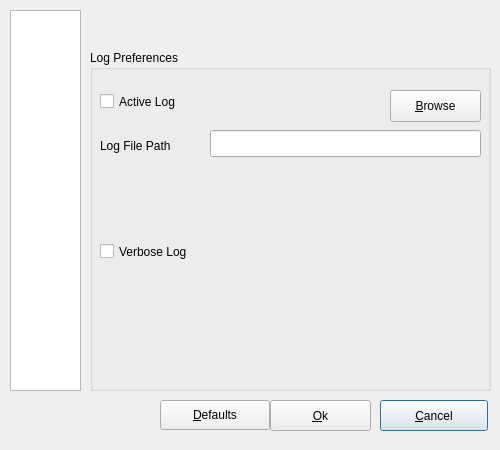
Before: the Qt Designer form src/preference/profilemain.ui in nmapsi4/nmapsi4, drawn with Qt 5.
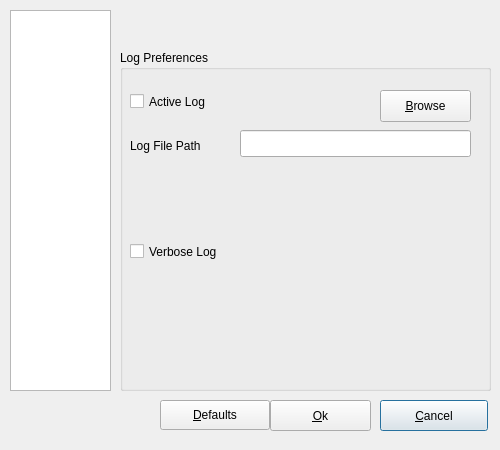
After: the same form once the commit is applied. The open tabs and pages were chosen to show the change. Icons and pictures are not drawn.

Commit message:
Fix preference QListWidget size
Thanks to Innocenzo ;)

```diff
--- a/src/preference/profilemain.ui
+++ b/src/preference/profilemain.ui
@@ -73,7 +73,7 @@
     <rect>
      <x>10</x>
      <y>10</y>
-     <width>71</width>
+     <width>101</width>
      <height>381</height>
     </rect>
    </property>
@@ -93,7 +93,7 @@
     <enum>QListView::Adjust</enum>
    </property>
    <property name="spacing" >
-    <number>6</number>
+    <number>20</number>
    </property>
    <property name="viewMode" >
     <enum>QListView::IconMode</enum>
@@ -105,9 +105,9 @@
   <widget class="QLabel" name="labelTitle" >
    <property name="geometry" >
     <rect>
-     <x>90</x>
+     <x>120</x>
      <y>10</y>
-     <width>401</width>
+     <width>371</width>
      <height>31</height>
     </rect>
    </property>
@@ -124,9 +124,9 @@
   <widget class="QStackedWidget" name="stackPref" >
    <property name="geometry" >
     <rect>
-     <x>90</x>
+     <x>120</x>
      <y>50</y>
-     <width>401</width>
+     <width>371</width>
      <height>341</height>
     </rect>
    </property>
@@ -226,7 +226,7 @@
      <rect>
       <x>0</x>
       <y>0</y>
-      <width>401</width>
+      <width>371</width>
       <height>341</height>
      </rect>
     </property>
@@ -235,7 +235,7 @@
       <rect>
        <x>0</x>
        <y>0</y>
-       <width>401</width>
+       <width>371</width>
        <height>341</height>
       </rect>
      </property>
@@ -245,7 +245,7 @@
      <widget class="QPushButton" name="buttonLogB" >
       <property name="geometry" >
        <rect>
-        <x>300</x>
+        <x>260</x>
         <y>40</y>
         <width>91</width>
         <height>32</height>
@@ -264,7 +264,7 @@
        <rect>
         <x>120</x>
         <y>80</y>
-        <width>271</width>
+        <width>231</width>
         <height>27</height>
        </rect>
       </property>
```
Left out of the diff: 12 changed lines with no effect on the pictures.
